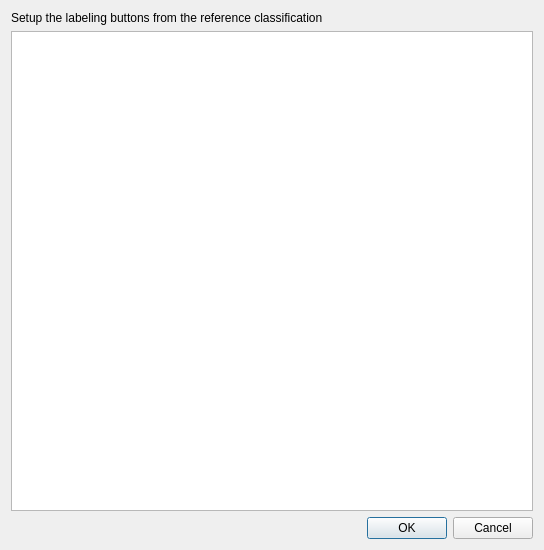
Qt form ui/labeling_buttons_config.ui (SMByC/AcATaMa) before a commit.
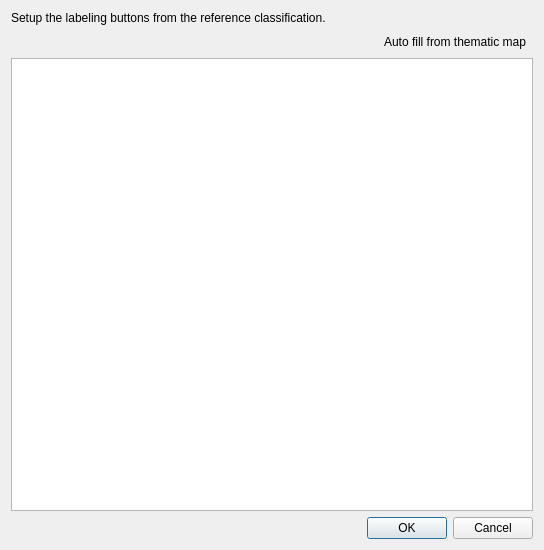
The same form after that commit. Icons and pictures are not drawn.

Commit message: Added a function to auto-fill the labeling buttons based on the current thematic map symbology

Patch:
```diff
--- a/ui/labeling_buttons_config.ui
+++ b/ui/labeling_buttons_config.ui
@@ -17,7 +17,7 @@
    <item>
     <widget class="QLabel" name="label">
      <property name="text">
-      <string>Setup the labeling buttons from the reference classification</string>
+      <string>Setup the labeling buttons from the reference classification.</string>
      </property>
      <property name="alignment">
       <set>Qt::AlignJustify|Qt::AlignVCenter</set>
@@ -27,6 +27,60 @@
      </property>
     </widget>
    </item>
+   <item>
+    <widget class="QWidget" name="widget" native="true">
+     <layout class="QHBoxLayout" name="horizontalLayout">
+      <property name="spacing">
+       <number>0</number>
+      </property>
+      <property name="leftMargin">
+       <number>0</number>
+      </property>
+      <property name="topMargin">
+       <number>0</number>
+      </property>
+      <property name="rightMargin">
+       <number>0</number>
+      </property>
+      <property name="bottomMargin">
+       <number>0</number>
+      </property>
+      <item>
+       <spacer name="horizontalSpacer">
+        <property name="orientation">
+         <enum>Qt::Horizontal</enum>
+        </property>
+        <property name="sizeHint" stdset="0">
+         <size>
+          <width>40</width>
+          <height>20</height>
+         </size>
+        </property>
+       </spacer>
+      </item>
+      <item>
+       <widget class="QToolButton" name="QPBtn_AutoFillLabels">
+        <property name="cursor">
+         <cursorShape>PointingHandCursor</cursorShape>
+        </property>
+        <property name="text">
+         <string>Auto fill from thematic map</string>
+        </property>
+        <property name="icon">
+         <iconset>
+          <normaloff>:/plugins/AcATaMa/icons/autofill.svg</normaloff>:/plugins/AcATaMa/icons/autofill.svg</iconset>
+        </property>
+        <property name="toolButtonStyle">
+         <enum>Qt::ToolButtonTextBesideIcon</enum>
+        </property>
+        <property name="autoRaise">
+         <bool>true</bool>
+        </property>
+       </widget>
+      </item>
+     </layout>
+    </widget>
+   </item>
    <item>
     <widget class="QTableWidget" name="tableBtnsConfig"/>
    </item>
```
The commit also changes 4 other files.
